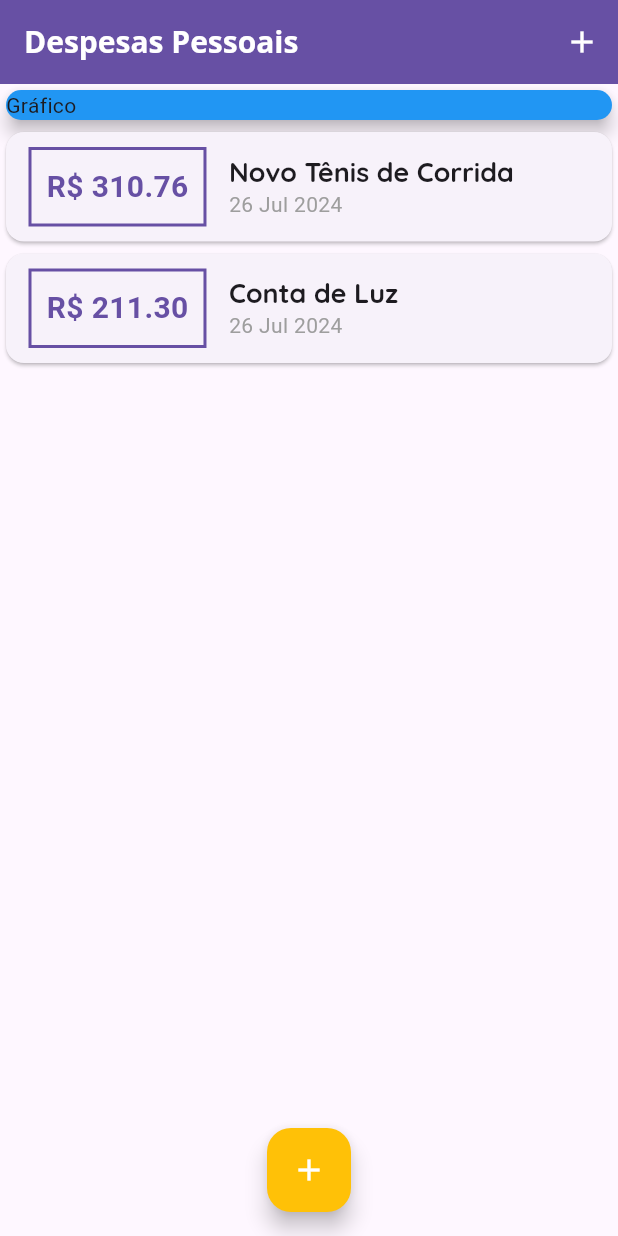
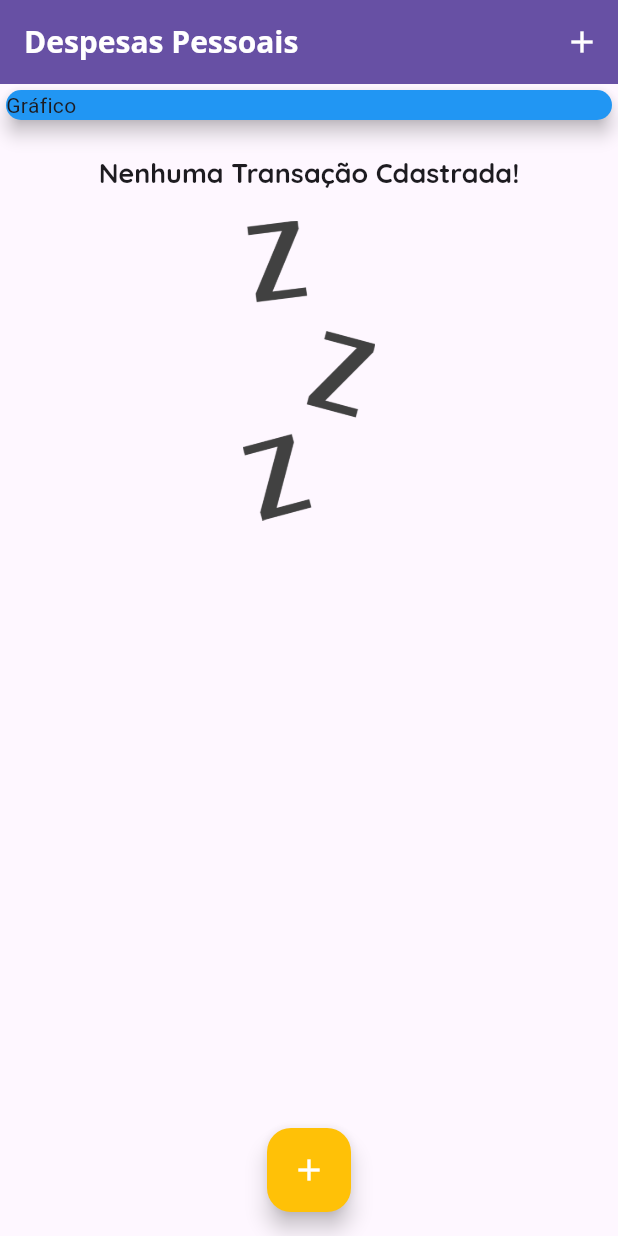
Before and after one commit to DevFullStack-Franklyn-R-Silva/AppDespesasPessoais, a Flutter app: the screen it shows after launch, on a phone screen of 412 x 824 dp. Run offline on Flutter 3.47's test engine with Material 3 defaults, Android fonts, the phone set to English and light mode, and no system bars.

```diff
--- a/lib/components/transaction_list.dart
+++ b/lib/components/transaction_list.dart
@@ -11,7 +11,25 @@ class TransactionList extends StatelessWidget {
   Widget build(BuildContext context) {
     return Container(
       height: 300,
-      child: ListView.builder(
+      child: transactions.isEmpty
+          ? Column(
+              children: [
+                SizedBox(height: 20),
+                Text(
+                  "Nenhuma Transação Cdastrada!",
+                  style: Theme.of(context).textTheme.titleLarge,
+                ),
+                SizedBox(height: 20),
+                Container(
+                  height: 200,
+                  child: Image.asset(
+                    'assets/images/waiting.png',
+                    fit: BoxFit.cover,
+                  ),
+                )
+              ],
+            )
+          : ListView.builder(
               itemCount: transactions.length,
               itemBuilder: (context, index) {
                 final tr = transactions[index];
--- a/lib/main.dart
+++ b/lib/main.dart
@@ -39,19 +39,19 @@ class MyHomePage extends StatefulWidget {
 }
 
 class _MyHomePageState extends State<MyHomePage> {
-  final _transactions = [
-    Transaction(
-      id: 't1',
-      title: 'Novo Tênis de Corrida',
-      value: 310.76,
-      date: DateTime.now(),
-    ),
-    Transaction(
-      id: 't2',
-      title: 'Conta de Luz',
-      value: 211.30,
-      date: DateTime.now(),
-    ),
+  final List<Transaction> _transactions = [
+    // Transaction(
+    //   id: 't1',
+    //   title: 'Novo Tênis de Corrida',
+    //   value: 310.76,
+    //   date: DateTime.now(),
+    // ),
+    // Transaction(
+    //   id: 't2',
+    //   title: 'Conta de Luz',
+    //   value: 211.30,
+    //   date: DateTime.now(),
+    // ),
   ];
 
   _addTransaction(String title, double value) {
--- a/pubspec.yaml
+++ b/pubspec.yaml
@@ -58,8 +58,8 @@ flutter:
   uses-material-design: true
 
   # To add assets to your application, add an assets section, like this:
-  # assets:
-  #   - images/a_dot_burr.jpeg
+  assets:
+    - assets/images/waiting.png
   #   - images/a_dot_ham.jpeg
 
   # An image asset can refer to one or more resolution-specific "variants", see
```
Also changed, not shown: assets/images/waiting.png (added). Lines whose indentation alone changed are shown as unchanged.
